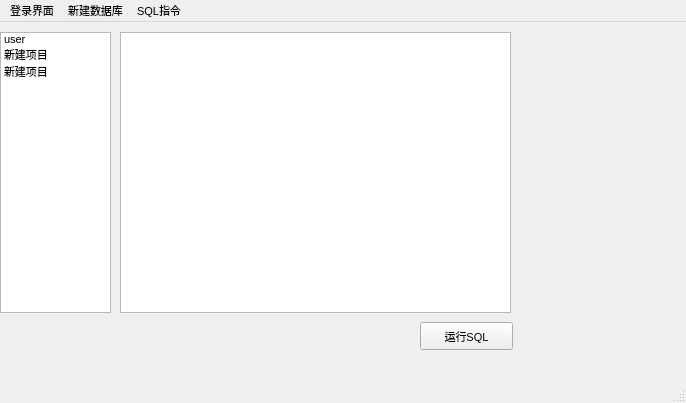
Above: mainwindow.ui from NorthOuterTowner/DB before the change. Below: the same form after it.
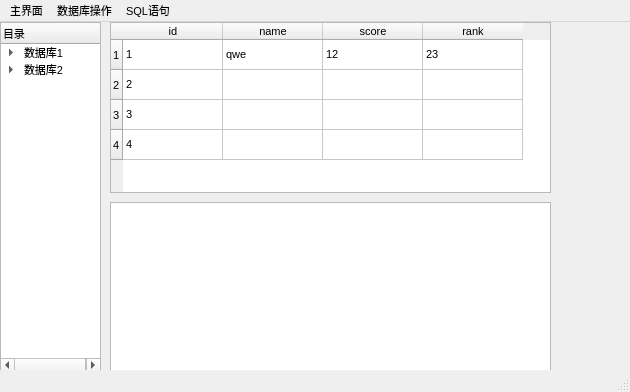
That is the form after the change. Icons and pictures are not drawn.

```diff
--- a/mainwindow.ui
+++ b/mainwindow.ui
@@ -6,8 +6,8 @@
    <rect>
     <x>0</x>
     <y>0</y>
-    <width>686</width>
-    <height>403</height>
+    <width>630</width>
+    <height>392</height>
    </rect>
   </property>
   <property name="font">
@@ -19,53 +19,144 @@
    <string>MainWindow</string>
   </property>
   <widget class="QWidget" name="centralwidget">
-   <widget class="QListWidget" name="listWidget">
+   <widget class="QTreeWidget" name="db_list">
     <property name="geometry">
      <rect>
       <x>0</x>
-      <y>10</y>
-      <width>111</width>
-      <height>281</height>
+      <y>0</y>
+      <width>101</width>
+      <height>351</height>
      </rect>
     </property>
-    <item>
+    <column>
      <property name="text">
-      <string>user</string>
+      <string>目录</string>
      </property>
-    </item>
+    </column>
     <item>
      <property name="text">
-      <string>新建项目</string>
+      <string>数据库1</string>
      </property>
+     <property name="icon">
+      <iconset resource="resource.qrc">
+       <normaloff>:/res/image/db.png</normaloff>:/res/image/db.png</iconset>
+     </property>
+     <item>
+      <property name="text">
+       <string>表1</string>
+      </property>
+      <property name="icon">
+       <iconset resource="resource.qrc">
+        <normaloff>:/res/image/table.png</normaloff>:/res/image/table.png</iconset>
+      </property>
+     </item>
+     <item>
+      <property name="text">
+       <string>表2</string>
+      </property>
+      <property name="icon">
+       <iconset resource="resource.qrc">
+        <normaloff>:/res/image/table.png</normaloff>:/res/image/table.png</iconset>
+      </property>
+     </item>
     </item>
     <item>
      <property name="text">
-      <string>新建项目</string>
+      <string>数据库2</string>
      </property>
+     <property name="icon">
+      <iconset resource="resource.qrc">
+       <normaloff>:/res/image/db.png</normaloff>:/res/image/db.png</iconset>
+     </property>
+     <item>
+      <property name="text">
+       <string>表1</string>
+      </property>
+      <property name="icon">
+       <iconset resource="resource.qrc">
+        <normaloff>:/res/image/table.png</normaloff>:/res/image/table.png</iconset>
+      </property>
+     </item>
     </item>
    </widget>
-   <widget class="QTextEdit" name="inputSQL">
+   <widget class="QTableWidget" name="tableWidget">
     <property name="geometry">
      <rect>
-      <x>120</x>
-      <y>10</y>
-      <width>391</width>
-      <height>281</height>
+      <x>110</x>
+      <y>0</y>
+      <width>441</width>
+      <height>171</height>
      </rect>
     </property>
+    <row/>
+    <row/>
+    <row/>
+    <row/>
+    <column>
+     <property name="text">
+      <string>id</string>
+     </property>
+    </column>
+    <column>
+     <property name="text">
+      <string>name</string>
+     </property>
+    </column>
+    <column>
+     <property name="text">
+      <string>score</string>
+     </property>
+    </column>
+    <column>
+     <property name="text">
+      <string>rank</string>
+     </property>
+    </column>
+    <item row="0" column="0">
+     <property name="text">
+      <string>1</string>
+     </property>
+    </item>
+    <item row="0" column="1">
+     <property name="text">
+      <string>qwe</string>
+     </property>
+    </item>
+    <item row="0" column="2">
+     <property name="text">
+      <string>12</string>
+     </property>
+    </item>
+    <item row="0" column="3">
+     <property name="text">
+      <string>23</string>
+     </property>
+    </item>
+    <item row="1" column="0">
+     <property name="text">
+      <string>2</string>
+     </property>
+    </item>
+    <item row="2" column="0">
+     <property name="text">
+      <string>3</string>
+     </property>
+    </item>
+    <item row="3" column="0">
+     <property name="text">
+      <string>4</string>
+     </property>
+    </item>
    </widget>
-   <widget class="QPushButton" name="pushButton">
+   <widget class="QTextBrowser" name="textBrowser">
     <property name="geometry">
      <rect>
-      <x>420</x>
-      <y>300</y>
-      <width>93</width>
-      <height>28</height>
+      <x>110</x>
+      <y>180</y>
+      <width>441</width>
+      <height>171</height>
      </rect>
     </property>
-    <property name="text">
-     <string>运行SQL</string>
-    </property>
    </widget>
   </widget>
   <widget class="QMenuBar" name="menubar">
@@ -73,34 +164,79 @@
     <rect>
      <x>0</x>
      <y>0</y>
-     <width>686</width>
-     <height>22</height>
+     <width>630</width>
+     <height>16</height>
     </rect>
    </property>
    <widget class="QMenu" name="menu">
     <property name="title">
-     <string>登录界面</string>
+     <string>主界面</string>
     </property>
-    <addaction name="actionexit"/>
+    <addaction name="exit"/>
+    <addaction name="separator"/>
+    <addaction name="save"/>
+    <addaction name="separator"/>
    </widget>
-   <widget class="QMenu" name="menu_2">
+   <widget class="QMenu" name="db">
     <property name="title">
-     <string>新建数据库</string>
+     <string>数据库操作</string>
     </property>
+    <addaction name="newdb"/>
+    <addaction name="separator"/>
+    <addaction name="newtable"/>
+    <addaction name="separator"/>
    </widget>
    <widget class="QMenu" name="menuSQL">
     <property name="title">
-     <string>SQL指令</string>
+     <string>SQL语句</string>
     </property>
+    <addaction name="yunx"/>
+    <addaction name="separator"/>
+    <addaction name="clear"/>
    </widget>
    <addaction name="menu"/>
-   <addaction name="menu_2"/>
+   <addaction name="db"/>
    <addaction name="menuSQL"/>
   </widget>
   <widget class="QStatusBar" name="statusbar"/>
-  <action name="actionexit">
+  <action name="exit">
    <property name="text">
-    <string>exit</string>
+    <string>退出</string>
+   </property>
+  </action>
+  <action name="action_2">
+   <property name="text">
+    <string>运行</string>
+   </property>
+  </action>
+  <action name="action_4">
+   <property name="text">
+    <string>清空</string>
+   </property>
+  </action>
+  <action name="newdb">
+   <property name="text">
+    <string>新建数据库</string>
+   </property>
+  </action>
+  <action name="newtable">
+   <property name="text">
+    <string>新建表</string>
+   </property>
+  </action>
+  <action name="yunx">
+   <property name="text">
+    <string>运行</string>
+   </property>
+  </action>
+  <action name="clear">
+   <property name="text">
+    <string>清空</string>
+   </property>
+  </action>
+  <action name="save">
+   <property name="text">
+    <string>保存</string>
    </property>
   </action>
  </widget>
```
Left out of the diff: 4 changed lines with no effect on the pictures.
